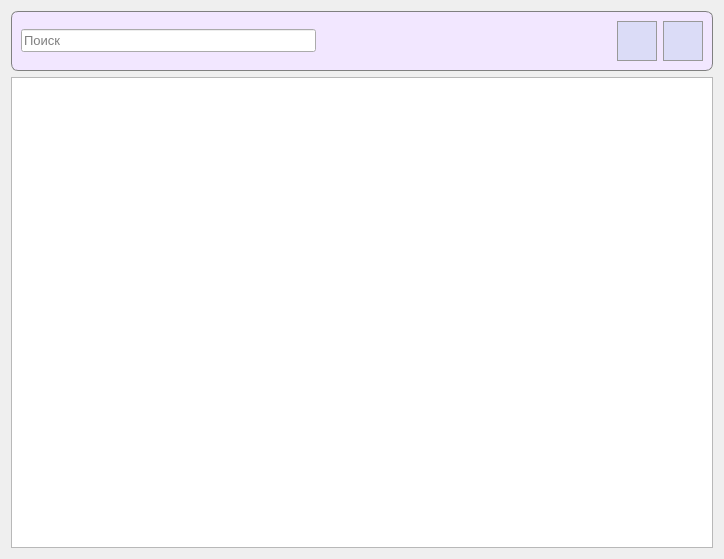
Above: ListOrders.ui from FediiBohdan/TechService before the change. Below: the same form after it.
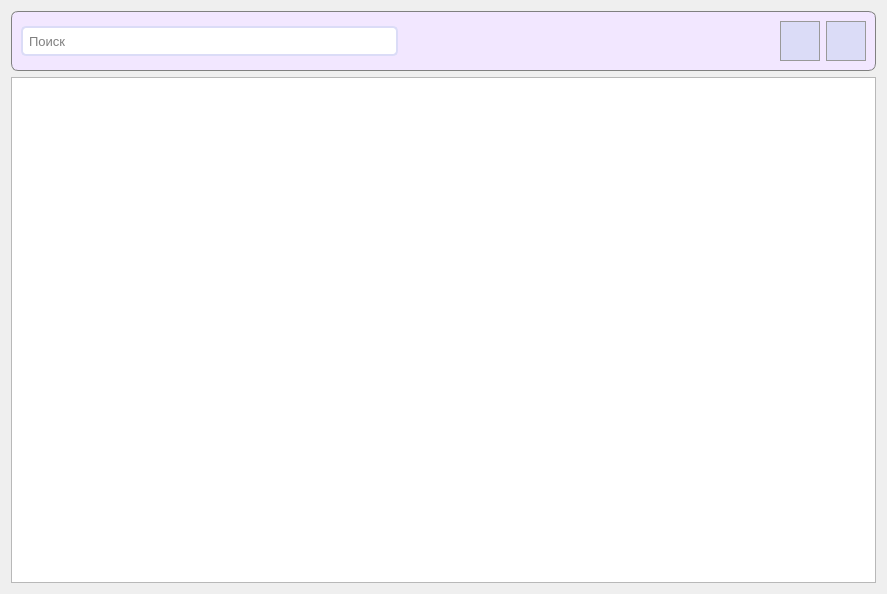
That is the form after the change. Icons and pictures are not drawn.

Commit message:
Some further steps in Orders dialogs + some fixes to other dialog
OrdersHistory table was modified + AddOrder GUI improvements + ListOrders was modified + some fixes in other classes

Patch:
```diff
--- a/ListOrders.ui
+++ b/ListOrders.ui
@@ -6,8 +6,8 @@
    <rect>
     <x>0</x>
     <y>0</y>
-    <width>724</width>
-    <height>559</height>
+    <width>887</width>
+    <height>594</height>
    </rect>
   </property>
   <property name="windowTitle">
@@ -37,18 +37,31 @@
      </property>
      <layout class="QGridLayout" name="gridLayout">
       <item row="0" column="0">
-       <widget class="QLineEdit" name="lineEdit">
+       <widget class="QLineEdit" name="orderSearch">
+        <property name="minimumSize">
+         <size>
+          <width>0</width>
+          <height>30</height>
+         </size>
+        </property>
         <property name="font">
          <font>
           <pointsize>10</pointsize>
          </font>
         </property>
         <property name="styleSheet">
-         <string notr="true"/>
+         <string notr="true">QLineEdit {
+    border: 2px solid #dbdcf7;
+    border-radius: 5px;
+    padding: 0 4px;
+}</string>
         </property>
         <property name="placeholderText">
          <string>Поиск</string>
         </property>
+        <property name="clearButtonEnabled">
+         <bool>true</bool>
+        </property>
        </widget>
       </item>
       <item row="0" column="1">
```
Left out of the diff: 12 changed lines with no effect on the pictures. The commit also changes 15 other files.
